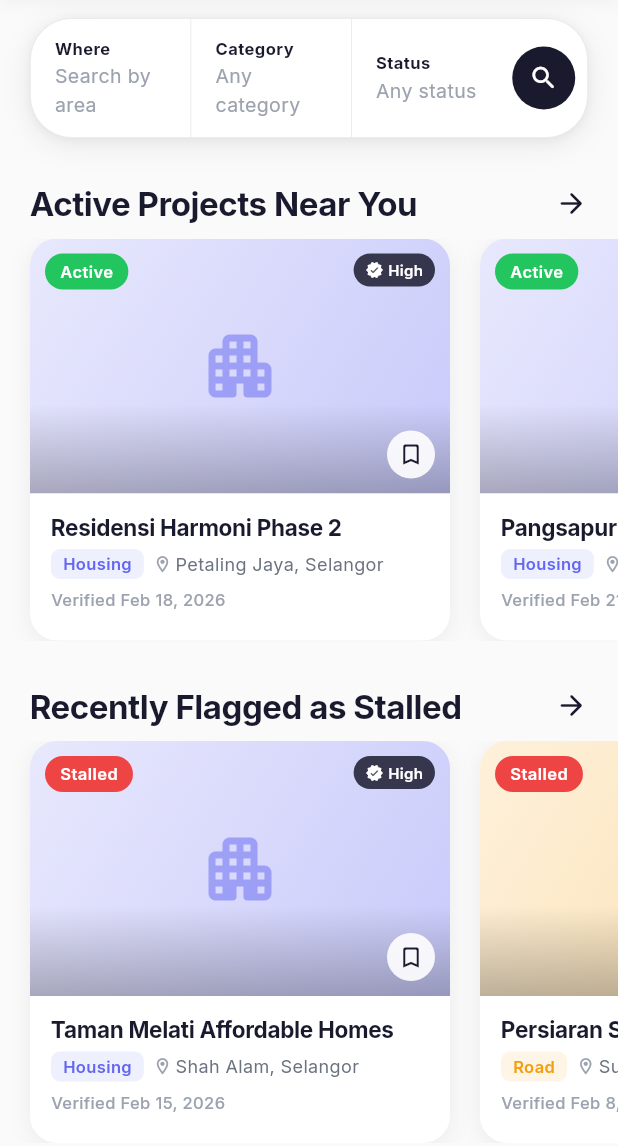
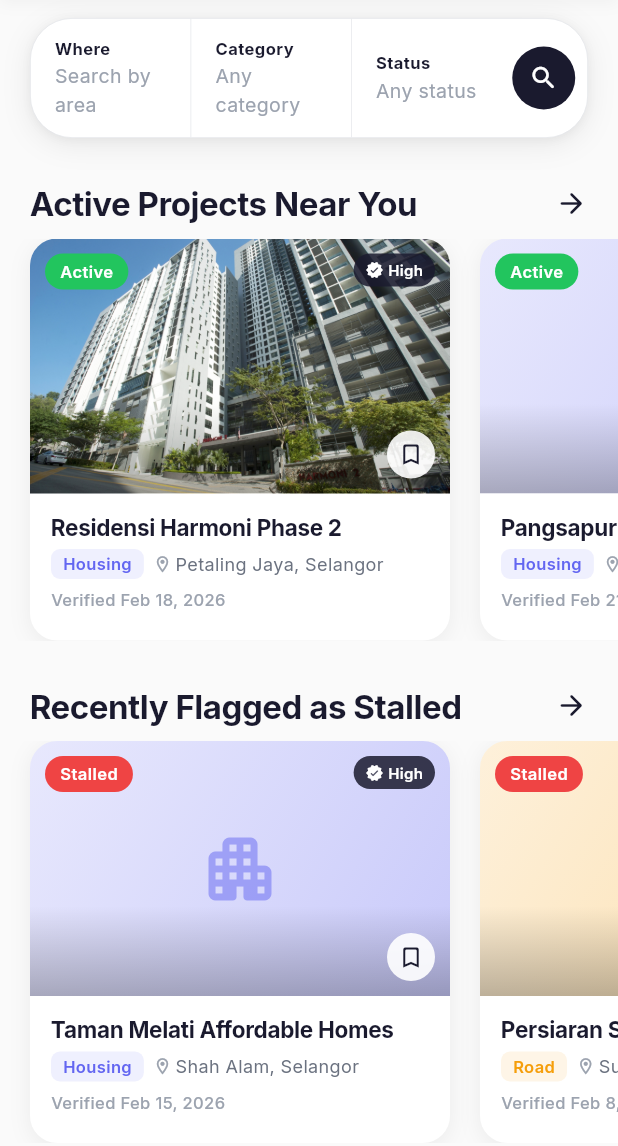
Before and after one commit to yapzhanquan/KitahackTaygood, a Flutter app: the screen it shows after launch, on a phone screen of 412 x 824 dp, the part 90-1236 px from its top. Run offline on Flutter 3.47's test engine with Material 3 defaults, Android fonts, the light colour scheme and no system bars; our stand-ins replace google_fonts.

Commit message:
Fix project card image loading

```diff
--- a/lib/main.dart
+++ b/lib/main.dart
@@ -18,6 +18,7 @@ class ProjekWatchApp extends StatelessWidget {
       child: MaterialApp(
         title: 'ProjekWatch',
         debugShowCheckedModeBanner: false,
+        debugShowMaterialGrid: false,
         theme: ThemeData(
           useMaterial3: true,
           brightness: Brightness.light,
@@ -26,7 +27,7 @@ class ProjekWatchApp extends StatelessWidget {
             ThemeData.light().textTheme,
           ),
           colorScheme: ColorScheme.fromSeed(
-            seedColor: const Color(0xFF1A1A2E),
+            seedColor: const Color.fromARGB(255, 57, 57, 71),
             brightness: Brightness.light,
             surface: const Color(0xFFFAFAFA),
           ),
--- a/lib/mock_data.dart
+++ b/lib/mock_data.dart
@@ -14,7 +14,7 @@ final List<Project> mockProjects = [
         'A 30-storey affordable housing project under RUMAWIP, featuring 450 units ranging from 800–1000 sq ft. '
         'Amenities include a swimming pool, gymnasium, surau, and playground. '
         'Currently in structural phase with columns rising on floors 18–22.',
-    imageUrl: '',
+    imageUrl: 'assets/images/Harmoni_phase_2.jpg',
     expectedCompletion: DateTime(2027, 6, 15),
     agencyOrDeveloper: 'PR1MA Corporation',
     lastActivity: DateTime(2026, 2, 20),
--- a/lib/widgets/project_card.dart
+++ b/lib/widgets/project_card.dart
@@ -3,6 +3,7 @@ import 'package:intl/intl.dart';
 import '../models/project_model.dart';
 import 'status_badge.dart';
 import 'confidence_badge.dart';
+import 'project_image.dart';
 
 class ProjectCard extends StatelessWidget {
   final Project project;
@@ -71,6 +72,14 @@ class ProjectCard extends StatelessWidget {
                 child: Stack(
                   fit: StackFit.expand,
                   children: [
+                    // ✅ Show image if available, otherwise fallback to gradient
+                    if (project.imageUrl.trim().isNotEmpty)
+                      ProjectImage(
+                        path: project.imageUrl,
+                        height: 170,
+                        borderRadius: BorderRadius.zero, // ClipRRect already clips
+                      )
+                    else
                       // Placeholder gradient
                       Container(
                         decoration: BoxDecoration(
@@ -91,6 +100,7 @@ class ProjectCard extends StatelessWidget {
                           ),
                         ),
                       ),
+
                     // Bottom gradient overlay
                     Positioned(
                       bottom: 0,
@@ -110,18 +120,21 @@ class ProjectCard extends StatelessWidget {
                         ),
                       ),
                     ),
+
                     // Status badge top-left
                     Positioned(
                       top: 10,
                       left: 10,
                       child: StatusBadge(status: project.status),
                     ),
+
                     // Confidence badge top-right
                     Positioned(
                       top: 10,
                       right: 10,
                       child: ConfidenceBadge(confidence: project.confidence),
                     ),
+
                     // Bookmark icon
                     Positioned(
                       bottom: 10,
@@ -144,6 +157,7 @@ class ProjectCard extends StatelessWidget {
                 ),
               ),
             ),
+
             // Info area
             Padding(
               padding: const EdgeInsets.fromLTRB(14, 12, 14, 14),
@@ -163,6 +177,7 @@ class ProjectCard extends StatelessWidget {
                   ),
                   const SizedBox(height: 4),
                   Row(
+                    mainAxisSize: MainAxisSize.min,
                     children: [
                       Container(
                         padding: const EdgeInsets.symmetric(
--- /dev/null
+++ b/lib/widgets/project_image.dart
@@ -0,0 +1,48 @@
+import 'package:flutter/material.dart';
+
+class ProjectImage extends StatelessWidget {
+  final String path; // can be asset path or  url
+  final double height;
+  final BorderRadius borderRadius;
+
+  const ProjectImage({
+    super.key,
+    required this.path,
+    this.height = 170,
+    this.borderRadius = const BorderRadius.vertical(top: Radius.circular(18)),
+  });
+
+  @override
+  Widget build(BuildContext context) {
+    final trimmed = path.trim();
+    final hasImage = trimmed.isNotEmpty;
+    final isNetwork = trimmed.startsWith('http');
+
+    if (!hasImage) {
+      return SizedBox(height: height, width: double.infinity);
+    }
+
+    final image = isNetwork
+        ? Image.network(
+            trimmed,
+            height: height,
+            width: double.infinity,
+            fit: BoxFit.cover,
+            errorBuilder: (_, __, ___) =>
+                SizedBox(height: height, width: double.infinity),
+          )
+        : Image.asset(
+            trimmed,
+            height: height,
+            width: double.infinity,
+            fit: BoxFit.cover,
+            errorBuilder: (_, __, ___) =>
+                SizedBox(height: height, width: double.infinity),
+          );
+
+    return ClipRRect(
+      borderRadius: borderRadius,
+      child: image,
+    );
+  }
+}
--- a/pubspec.yaml
+++ b/pubspec.yaml
@@ -61,6 +61,8 @@ flutter:
   # assets:
   #   - images/a_dot_burr.jpeg
   #   - images/a_dot_ham.jpeg
+  assets:
+      - assets/images/
 
   # An image asset can refer to one or more resolution-specific "variants", see
   # https://flutter.dev/to/resolution-aware-images
```
Also changed, not shown: assets/images/Harmoni_phase_2.jpg (added). Lines whose indentation alone changed are shown as unchanged.
